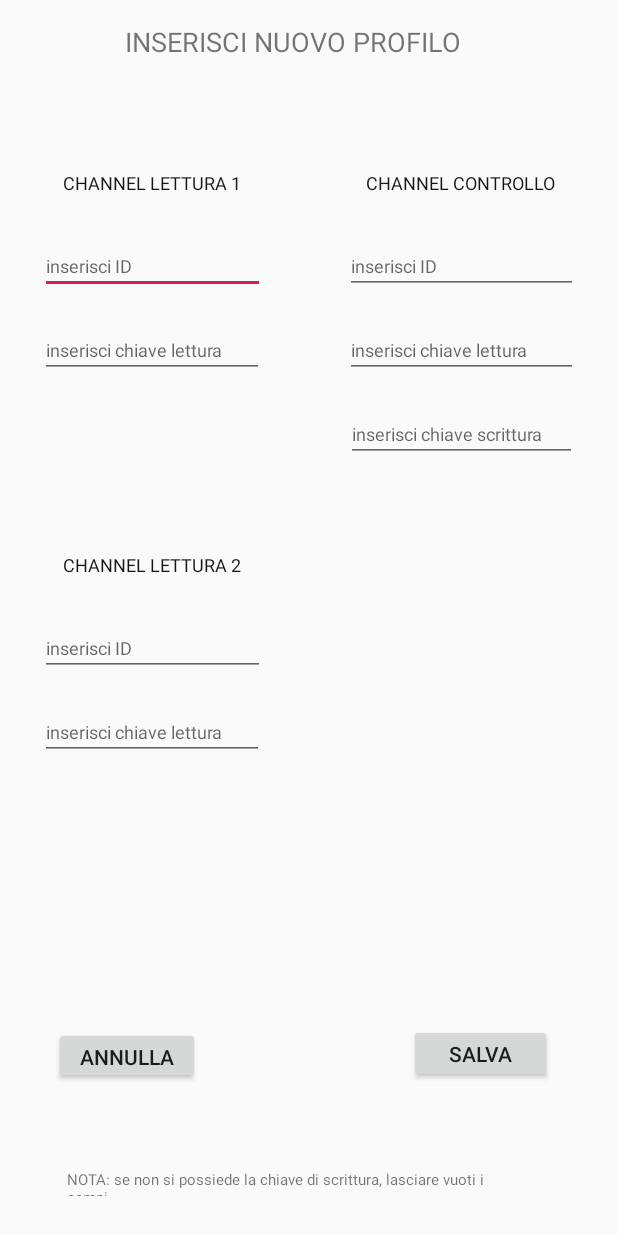
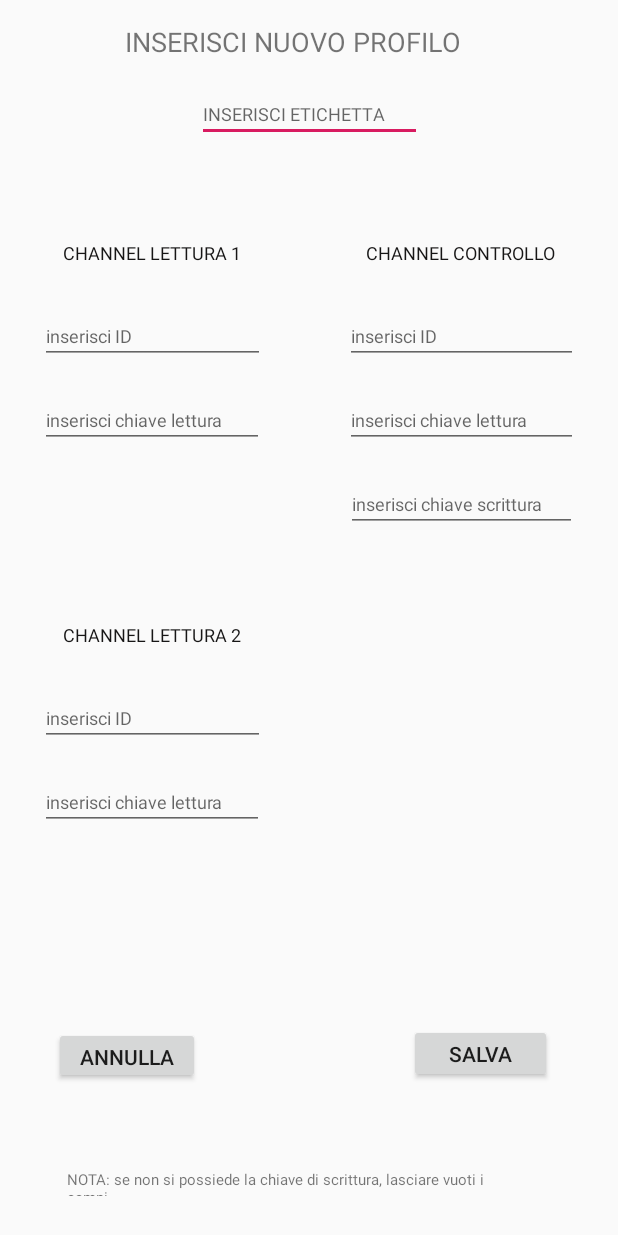
Before and after one commit to TMaTTeO99/Progetto_Tesi_Unipi_Informatica, an Android app: the ChannelActivity screen opened directly, with no data from a screen before it, after a tap on an icon or button, on a phone screen of 412 x 824 dp. Run offline under Robolectric (Android 15) with nearby library versions, the phone set to English and light mode, and no system bars; our stand-ins replace Room's generated code; network calls fail.

Commit message:
added name channel

```diff
--- a/app/src/main/java/com/example/GreenApp/AppDatabase.java
+++ b/app/src/main/java/com/example/GreenApp/AppDatabase.java
@@ -47,7 +47,7 @@ import java.util.concurrent.Future;
  * Rendo il database singleton in modo da recuperare in ogni parte del codice
  * la setssa istanza
  */
-@Database(entities = {Channel.class, savedValues.class, Mean.class}, version = 12,exportSchema = false)
+@Database(entities = {Channel.class, savedValues.class, Mean.class}, version = 13,exportSchema = false)
 
 
 public abstract class AppDatabase extends RoomDatabase {
--- a/app/src/main/java/com/example/GreenApp/Channel/ChannelActivity.java
+++ b/app/src/main/java/com/example/GreenApp/Channel/ChannelActivity.java
@@ -71,6 +71,7 @@ public class ChannelActivity  extends AppCompatActivity {
     /*********************************************/
     private static String DEFAULT_READ_KEY = null;
 
+    private static String name = null;
 
 
     public static void setPosition(int position) {
@@ -94,14 +95,7 @@ public class ChannelActivity  extends AppCompatActivity {
 
         //creo il database
         if(savedInstanceState==null) {
-            /*db = Room.databaseBuilder(getApplicationContext(), AppDatabase.class, "prodiction")
-                    //consente l'aggiunta di richieste nel thred principale
-                    .allowMainThreadQueries()
-                    .fallbackToDestructiveMigration()
-                    //build mi serve per costruire il tutto
-                    .build();
 
-             */
             db = AppDatabase.getDataBase(getApplicationContext());
             getValue();
         }
@@ -135,7 +129,7 @@ public class ChannelActivity  extends AppCompatActivity {
      * @param write_scritt: api scrittura chiave scrittura
      */
     public static void Execute(String id, String key, String id_scritt, String read_scritt, String write_scritt,
-                                String id_2, String key_2){
+                                String id_2, String key_2, String nameChannel){
 
         //controllo se i dati inseriti corrispondono ad un channel esistente
         Channel t1 = db.getChannelStd(id, key, 0);
@@ -159,6 +153,7 @@ public class ChannelActivity  extends AppCompatActivity {
             DEFAULT_ID_2 = id_2;
             DEFAULT_READ_KEY_2 = key_2;
 
+            name = nameChannel;
             Boolean [] resultChannels = testData(DEFAULT_ID, DEFAULT_READ_KEY, DEFAULT_ID_2, DEFAULT_READ_KEY_2, id_scritt,read_scritt,write_scritt);
 
             if(!resultChannels[0] && !resultChannels[1]) {
@@ -574,6 +569,8 @@ public class ChannelActivity  extends AppCompatActivity {
                 }
 
                 if(result[0] || result[1]){
+
+                    add.setNameChannel(name);//inserisco il nome del canale
                     db.insertChannelStd(add);
                     channel.add(add);
                 }
--- a/app/src/main/java/com/example/GreenApp/Channel/Channelinsert.java
+++ b/app/src/main/java/com/example/GreenApp/Channel/Channelinsert.java
@@ -33,6 +33,7 @@ public class Channelinsert  extends AppCompatActivity {
     private static EditText read_lett;
     private static EditText read_scritt;
     private static EditText write_scritt;
+    private static EditText nameChannel;
 
 
     /**
@@ -64,6 +65,7 @@ public class Channelinsert  extends AppCompatActivity {
          */
         channelID_Lett_2 = findViewById(R.id.channelID_Lett_2);
         channelRead_Lett_2 = findViewById(R.id.channelRead_Lett_2);
+        nameChannel = findViewById(R.id.EntryInsertNome);
 
 
     }
@@ -133,7 +135,7 @@ public class Channelinsert  extends AppCompatActivity {
                 //mando i valori settati all'activity precedente
                 ChannelActivity.Execute(id_lett, readkey_lett, IDscritt.getText().toString(),
                         read_scritt.getText().toString(), write_scritt.getText().toString(),
-                        id_lett_2, readkey_lett_2);
+                        id_lett_2, readkey_lett_2, nameChannel.getText().toString());
 
                 finish();
             }
@@ -141,7 +143,7 @@ public class Channelinsert  extends AppCompatActivity {
             else Toast.makeText(getApplicationContext(),"Chiave di scrittura errata!",Toast.LENGTH_SHORT).show();
         }
         else {
-            ChannelActivity.Execute(id_lett, readkey_lett, null, null, null, id_lett_2, readkey_lett_2);
+            ChannelActivity.Execute(id_lett, readkey_lett, null, null, null, id_lett_2, readkey_lett_2, nameChannel.getText().toString());
             finish();
         }
 
--- a/app/src/main/java/com/example/GreenApp/Channel/RecyclerViewAdapter.java
+++ b/app/src/main/java/com/example/GreenApp/Channel/RecyclerViewAdapter.java
@@ -90,7 +90,7 @@ public class RecyclerViewAdapter extends RecyclerView.Adapter<RecyclerViewAdapte
 
         holder.titleRead.setText("Lettura:");
         holder.titleWrite.setText("Scrittura:");
-
+        holder.name.setText("ETICHETTA: " + chan.getNameChannel());
 
         if(channel.get(position).getNotification()) holder.notifiche.setText("NOTIFICHE ON");
         else holder.notifiche.setText("NOTIFICHE OFF");
@@ -142,6 +142,7 @@ public class RecyclerViewAdapter extends RecyclerView.Adapter<RecyclerViewAdapte
         private FloatingActionButton bottone;
         private RelativeLayout touch_layout;
         private ImageButton star;
+        private TextView name;
 
         /**
          * metodo costruttore
@@ -156,6 +157,7 @@ public class RecyclerViewAdapter extends RecyclerView.Adapter<RecyclerViewAdapte
             writeChannel_1=itemView.findViewById(R.id.titleText_3);
             bottone=itemView.findViewById(R.id.Button2);
             star=itemView.findViewById(R.id.favorite);
+            name = itemView.findViewById(R.id.NameChannel);
             touch_layout=itemView.findViewById(R.id.touch_layout);
             notifiche=itemView.findViewById(R.id.textNotification);
         }
--- a/app/src/main/res/layout/channel_insert.xml
+++ b/app/src/main/res/layout/channel_insert.xml
@@ -23,9 +23,23 @@
         app:layout_constraintTop_toTopOf="parent"
         app:layout_constraintStart_toStartOf="parent"
         app:layout_constraintEnd_toEndOf="parent"
-        android:rowCount="2"
+        android:rowCount="3"
         android:columnCount="1"
         >
+
+        <EditText
+            android:layout_row="1"
+            android:layout_gravity="center"
+            android:layout_marginTop="5dp"
+            android:layout_marginBottom="5dp"
+            android:id="@+id/EntryInsertNome"
+            android:layout_width="150dp"
+            android:layout_height="36dp"
+            android:ems="10"
+            android:hint="INSERISCI ETICHETTA"
+            android:inputType="text"
+            android:textSize="12sp"/>
+
         <LinearLayout
             android:orientation="horizontal"
             android:layout_row="0"
@@ -45,7 +59,7 @@
 
             android:layout_width="match_parent"
             android:layout_height="wrap_content"
-            android:layout_row="1"
+            android:layout_row="2"
             android:layout_column="0"
             android:rowCount="2"
             android:columnCount="2"
```
Also changed, not shown: app/src/main/java/com/example/GreenApp/Channel/Channel.java (+12 -1 lines), app/src/main/res/layout/layout_row.xml (+26 -14 lines).
